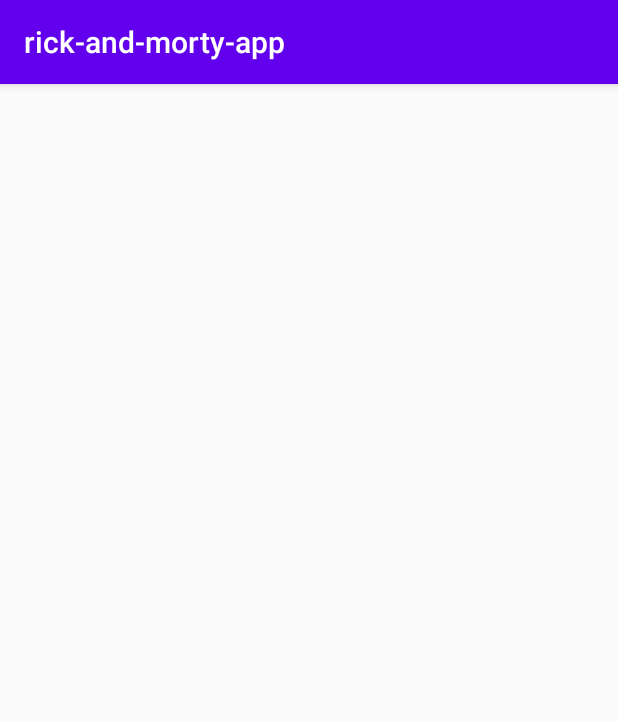
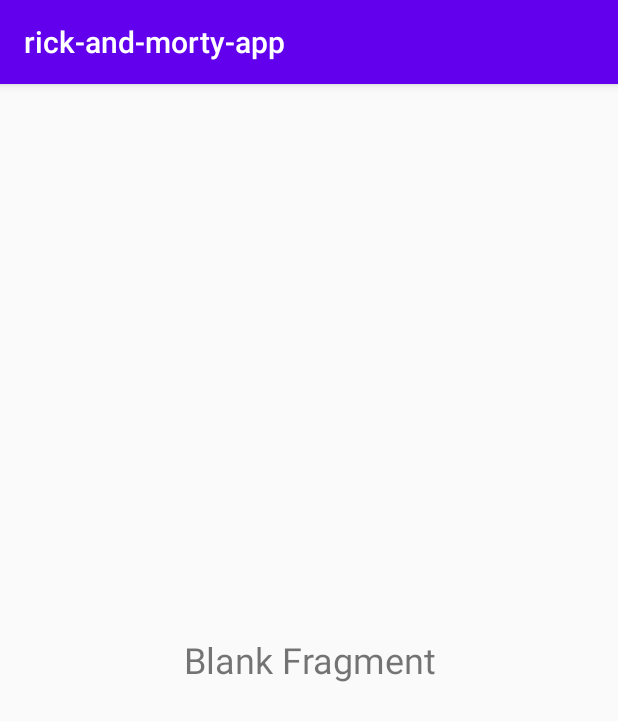
Before and after one commit to bfpimentel/rick-and-morty-app, an Android app: the screen it shows after launch (MainActivity), on a phone screen of 412 x 824 dp. Shown: the top 721 px of the screen. Run offline under Robolectric (Android 15) with nearby library versions, the phone set to English and light mode, and no system bars.

Commit message:
feat: adds blank fragment

```diff
--- /dev/null
+++ b/app/src/main/java/dev/pimentel/rickandmorty/presentation/blank/BlankFragment.kt
@@ -0,0 +1,11 @@
+package dev.pimentel.rickandmorty.presentation.blank
+
+import androidx.fragment.app.Fragment
+import dev.pimentel.rickandmorty.R
+import dev.pimentel.rickandmorty.databinding.BlankFragmentBinding
+import dev.pimentel.rickandmorty.shared.helpers.lifecycleBinding
+
+class BlankFragment : Fragment(R.layout.blank_fragment) {
+
+    private val binding by lifecycleBinding(BlankFragmentBinding::bind)
+}
--- /dev/null
+++ b/app/src/main/res/layout/blank_fragment.xml
@@ -0,0 +1,14 @@
+<?xml version="1.0" encoding="utf-8"?>
+<LinearLayout xmlns:android="http://schemas.android.com/apk/res/android"
+    android:layout_width="match_parent"
+    android:layout_height="match_parent"
+    android:orientation="vertical">
+
+    <com.google.android.material.textview.MaterialTextView
+        android:layout_width="match_parent"
+        android:layout_height="match_parent"
+        android:gravity="center"
+        android:text="Blank Fragment"
+        android:textSize="24sp" />
+
+</LinearLayout>
--- a/app/src/main/res/navigation/main_navigation_graph.xml
+++ b/app/src/main/res/navigation/main_navigation_graph.xml
@@ -1,5 +1,14 @@
 <?xml version="1.0" encoding="utf-8"?>
 <navigation xmlns:android="http://schemas.android.com/apk/res/android"
-    android:id="@+id/main_navigation_graph">
+    xmlns:app="http://schemas.android.com/apk/res-auto"
+    xmlns:tools="http://schemas.android.com/tools"
+    android:id="@+id/main_navigation_graph"
+    app:startDestination="@id/blank_fragment">
+
+    <fragment
+        android:id="@+id/blank_fragment"
+        android:name="dev.pimentel.rickandmorty.presentation.blank.BlankFragment"
+        android:label="BlankFragment"
+        tools:layout="@layout/blank_fragment" />
 
 </navigation>
```
Also changed, not shown: 1 other file.
